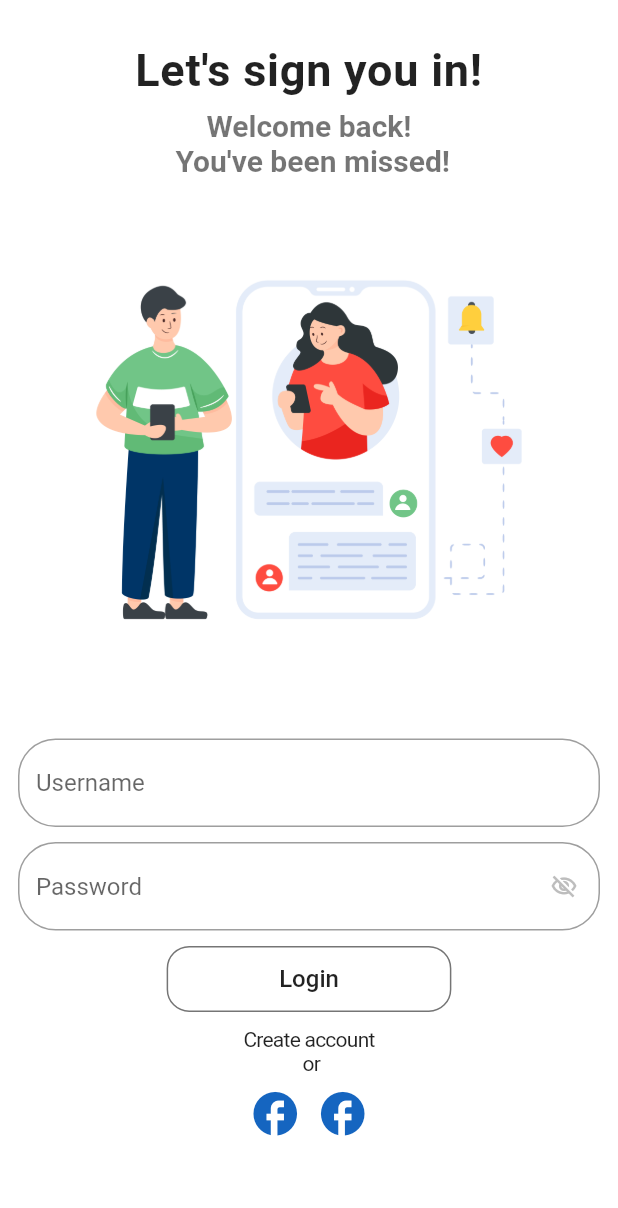
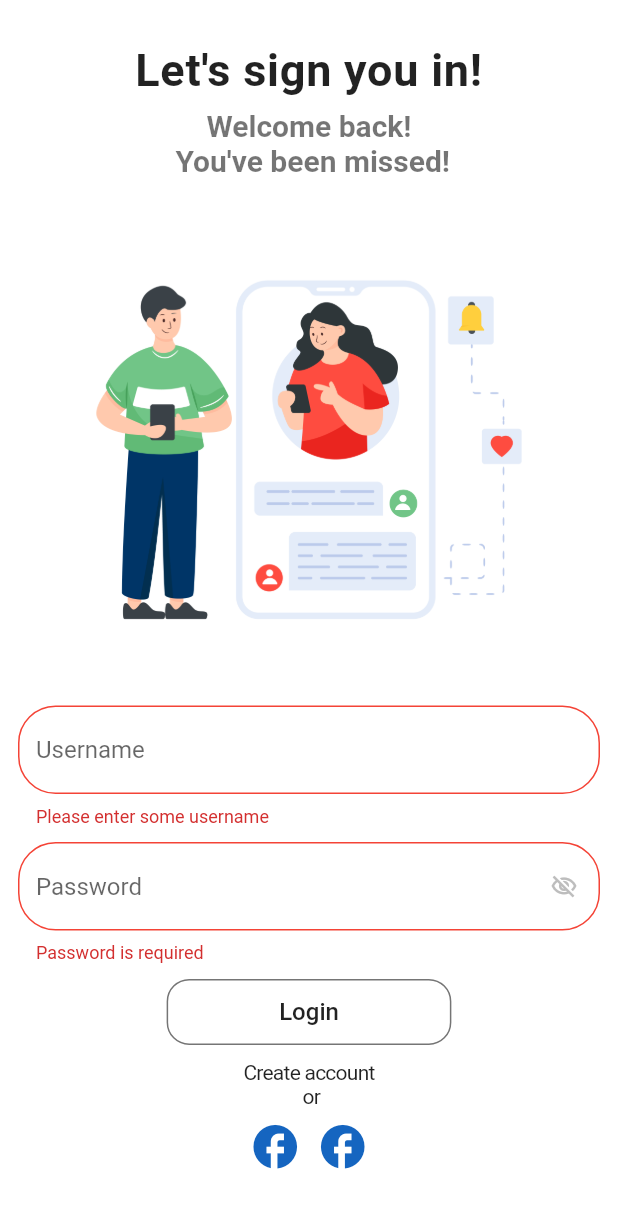
Before and after one commit to e-medeiros1/chat_app, a Flutter app: the screen it shows after launch, after a tap on "Login", on a phone screen of 412 x 824 dp. Shown: the top 1208 px of the screen. Run offline on Flutter 3.47's test engine with Material 2 defaults, Android fonts, the phone set to English and light mode, and no system bars.

Commit message:
Add a validator and method to validate login

```diff
--- a/lib/app/screens/login/login_page.dart
+++ b/lib/app/screens/login/login_page.dart
@@ -14,12 +14,19 @@ class LoginPage extends StatefulWidget {
 class _LoginPageState extends State<LoginPage> {
   final emailEC = TextEditingController();
   final passwordEC = TextEditingController();
+  final _formKey = GlobalKey<FormState>();
 
   @override
   void dispose() {
     emailEC.dispose();
     passwordEC.dispose();
     super.dispose();
+  }
+
+  login() {
+    if (_formKey.currentState!.validate()) {
+      print('Login sucefull');
+    }
   }
 
   @override
@@ -76,7 +83,9 @@ class _LoginPageState extends State<LoginPage> {
                       ),
                     ),
                     //Second column
-                    SizedBox(
+                    Form(
+                      key: _formKey,
+                      child: SizedBox(
                         height: MediaQuery.of(context).size.height * .38,
                         child: Column(
                           mainAxisAlignment: MainAxisAlignment.center,
@@ -86,7 +95,16 @@ class _LoginPageState extends State<LoginPage> {
                                   const EdgeInsets.symmetric(horizontal: 12.0),
                               child: CustomTextField(
                                 textEditingController: emailEC,
-                                hintText: 'Username'),
+                                hintText: 'Username',
+                                validator: (value) {
+                                  if (value == null || value.isEmpty) {
+                                    return 'Please enter some username';
+                                  } else if (value.length < 6) {
+                                    return 'The minimum required is 6';
+                                  }
+                                  return null;
+                                },
+                              ),
                             ),
                             const SizedBox(height: 10),
                             Padding(
@@ -94,16 +112,27 @@ class _LoginPageState extends State<LoginPage> {
                                   const EdgeInsets.symmetric(horizontal: 12.0),
                               child: CustomPasswordTextField(
                                 textEditingController: passwordEC,
-                                hintText: 'Password'),
+                                hintText: 'Password',
+                                validator: (value) {
+                                  if (value == null || value.isEmpty) {
+                                    return 'Password is required';
+                                  } else if (value.length < 6) {
+                                    return 'The minimum password size is 6';
+                                  }
+                                  return null;
+                                },
+                              ),
                             ),
                             SizedBox(
-                              height: MediaQuery.of(context).size.height * .01),
+                                height:
+                                    MediaQuery.of(context).size.height * .01),
                             CustomButton(
                               text: 'Login',
-                            onPressed: () {},
+                              onPressed: login,
                             ),
                             SizedBox(
-                              height: MediaQuery.of(context).size.height * .01),
+                                height:
+                                    MediaQuery.of(context).size.height * .01),
                             InkWell(
                               onTap: () {},
                               child: const Text(
@@ -116,7 +145,8 @@ class _LoginPageState extends State<LoginPage> {
                               ),
                             ),
                             SizedBox(
-                              height: MediaQuery.of(context).size.height * .01),
+                                height:
+                                    MediaQuery.of(context).size.height * .01),
                             Row(
                               mainAxisAlignment: MainAxisAlignment.center,
                               children: [
@@ -136,6 +166,7 @@ class _LoginPageState extends State<LoginPage> {
                           ],
                         ),
                       ),
+                    ),
                   ],
                 ),
               ),
--- a/lib/app/widgets/custom_password_textfield.dart
+++ b/lib/app/widgets/custom_password_textfield.dart
@@ -3,9 +3,13 @@ import 'package:flutter/material.dart';
 class CustomPasswordTextField extends StatefulWidget {
   final String hintText;
   final TextEditingController textEditingController;
+  final String? Function(String?)? validator;
 
   const CustomPasswordTextField(
-      {required this.textEditingController, required this.hintText, Key? key})
+      {required this.textEditingController,
+      required this.hintText,
+      Key? key,
+      required this.validator})
       : super(key: key);
 
   @override
@@ -64,12 +68,7 @@ class _CustomPasswordTextFieldState extends State<CustomPasswordTextField> {
           ),
         ),
       ),
-      validator: (val) {
-        if (val!.isEmpty) {
-          return 'Required password';
-        }
-        return null;
-      },
+      validator: widget.validator,
     );
   }
 }
--- a/lib/app/widgets/custom_textfield.dart
+++ b/lib/app/widgets/custom_textfield.dart
@@ -3,10 +3,13 @@ import 'package:flutter/material.dart';
 class CustomTextField extends StatefulWidget {
   final String hintText;
   final TextEditingController textEditingController;
+  final String? Function(String?)? validator;
 
-  const CustomTextField(
-      {required this.textEditingController, required this.hintText, Key? key})
-      : super(key: key);
+  const CustomTextField({
+    required this.textEditingController,
+    required this.hintText,
+    Key? key, this.validator,
+  }) : super(key: key);
 
   @override
   State<CustomTextField> createState() => _CustomTextFieldState();
@@ -51,12 +54,7 @@ class _CustomTextFieldState extends State<CustomTextField> {
           borderRadius: BorderRadius.circular(25.0),
         ),
       ),
-      validator: (val) {
-        if (val!.isEmpty) {
-          return 'Email is cannot be empty';
-        }
-        return null;
-      },
+      validator: widget.validator,
     );
   }
 }
```
Lines whose indentation alone changed are shown as unchanged.
